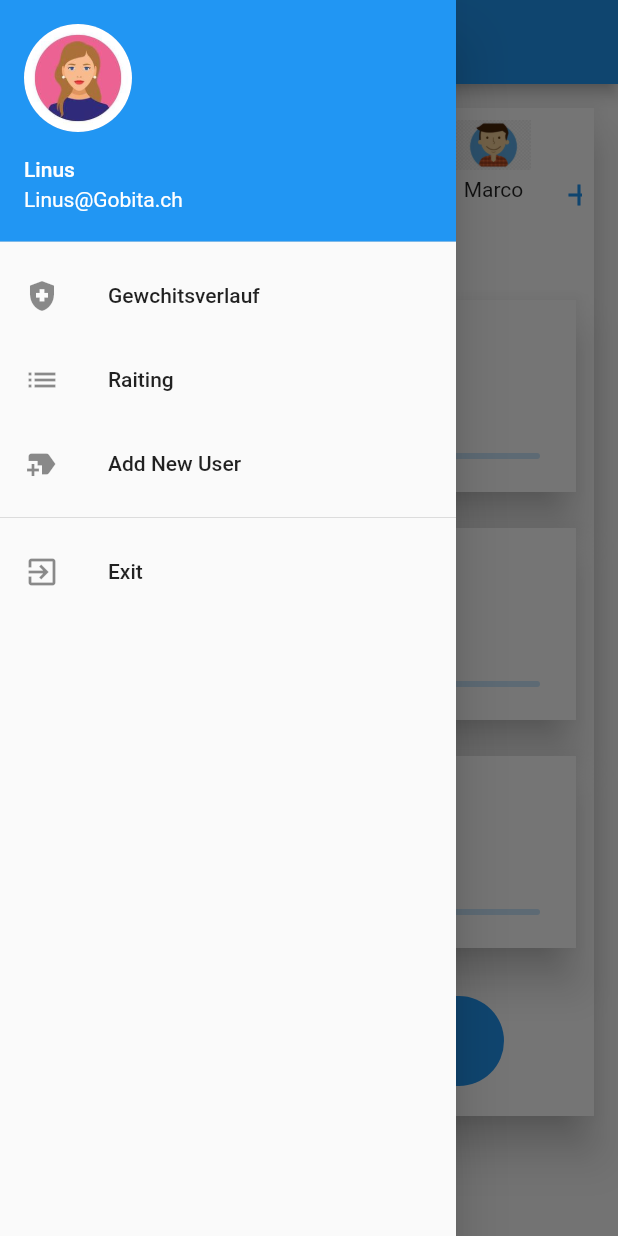
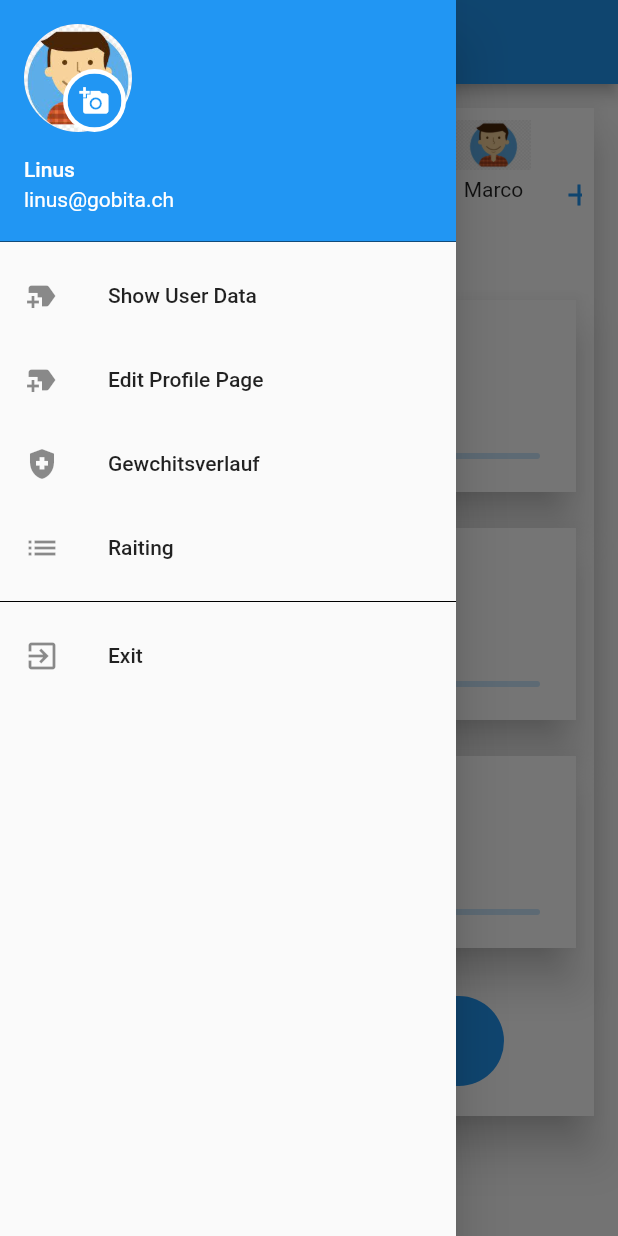
Before and after one commit to LinusGobita/bmi_calculator, a Flutter app: the screen it shows after launch, with the side drawer open, on a phone screen of 412 x 824 dp. Run offline on Flutter 3.47's test engine with Material 2 defaults, Android fonts, the phone set to English and light mode, and no system bars; drawn by our look-alikes of swipeable_button_view; our stand-ins replace animated_theme_switcher, page_transition, share_plus, shared_preferences; missing offline and left inert: flutter_3d_choice_chip, pretty_gauge.

```diff
--- a/lib/businessObject/User.dart
+++ b/lib/businessObject/User.dart
@@ -1,6 +1,16 @@
-class User{
+class User {
+  final String imagePath;
+  final String name;
+  final String email;
+  final String about;
+  final bool isDarkMode;
 
-  late int id;
-  late String name;
+  const User({
+    required this.imagePath,
+    required this.name,
+    required this.email,
+    required this.about,
+    required this.isDarkMode
+  });
 
 }
--- a/lib/main.dart
+++ b/lib/main.dart
@@ -1,8 +1,12 @@
 import 'package:flutter/material.dart';
+import 'package:flutter_bmi/provider/provider.dart';
+import 'package:flutter_bmi/provider/theme_provider.dart';
 import 'package:flutter_bmi/util/shared_preferences.dart';
+import 'package:flutter_bmi/util/user_preferences.dart';
 import 'generated/l10n.dart';
 import 'screen/home_screen.dart';
 import 'package:flutter_localizations/flutter_localizations.dart';
+
 
 Future main() async {
   WidgetsFlutterBinding.ensureInitialized();
@@ -13,9 +17,15 @@ Future main() async {
 //App
 class MyApp extends StatelessWidget {
   const MyApp({Key? key}) : super(key: key);
+
   @override
   Widget build(BuildContext context) {
-    return MaterialApp(
+    const user = UserPreferences.myUser;
+    return ThemeProvider(
+      initTheme: user.isDarkMode ? MyThemes.darkTheme : MyThemes.lightTheme,
+      child: Builder(
+        builder: (context) => MaterialApp(
+          theme: ThemeProvider.of(context),
             localizationsDelegates: const [
               S.delegate,
               GlobalMaterialLocalizations.delegate,
@@ -26,6 +36,8 @@ class MyApp extends StatelessWidget {
 
             debugShowCheckedModeBanner: false,
             home: const HomeScreen(),
+        )
+      )
     );
   }
 }
--- /dev/null
+++ b/lib/provider/provider.dart
@@ -0,0 +1,19 @@
+
+import 'package:flutter/material.dart';
+
+class MyThemes{
+  static final primary = Colors.blue;
+  static final primaryColor = Colors.blue;
+
+  static final darkTheme = ThemeData(
+    scaffoldBackgroundColor: Colors.grey.shade900,
+    primaryColor: primaryColor,
+    colorScheme: ColorScheme.dark(primary: primary),
+    dividerColor: Colors.white,
+  );
+  static final lightTheme = ThemeData(
+    primaryColor: primaryColor,
+    colorScheme: ColorScheme.light(primary: primary),
+    dividerColor: Colors.black,
+  );
+}
--- /dev/null
+++ b/lib/provider/theme_provider.dart
@@ -0,0 +1,116 @@
+import 'dart:async';
+import 'dart:ui' as ui;
+
+import 'package:animated_theme_switcher/animated_theme_switcher.dart';
+import 'package:flutter/material.dart';
+import 'package:flutter/rendering.dart';
+
+typedef ThemeBuilder = Widget Function(BuildContext, ThemeData? theme);
+
+class ThemeProvider extends StatefulWidget {
+  ThemeProvider({
+    this.initTheme,
+    Key? key,
+    this.child,
+    this.builder,
+    this.duration = const Duration(milliseconds: 300),
+  })  : assert(!(child == null && builder == null),
+  'You should provide either a child or a builder'),
+        super(key: key);
+
+  final Widget? child;
+  final ThemeBuilder? builder;
+  final ThemeData? initTheme;
+  final Duration duration;
+
+  @override
+  ThemeProviderState createState() => ThemeProviderState();
+
+  static ThemeData? of(BuildContext context) {
+    final inherited =
+    context.dependOnInheritedWidgetOfExactType<_InheritedThemeProvider>()!;
+    return inherited.data!.theme;
+  }
+
+  static ThemeProviderState? instanceOf(BuildContext context) {
+    final inherited =
+    context.dependOnInheritedWidgetOfExactType<_InheritedThemeProvider>()!;
+    return inherited.data;
+  }
+}
+
+class ThemeProviderState extends State<ThemeProvider> {
+  ThemeData? theme;
+  GlobalKey? switcherGlobalKey;
+  ThemeSwitcherClipper? clipper;
+  bool isBusy = false;
+  ui.Image? image;
+  late bool reverseAnimation;
+
+  Duration get duration => widget.duration;
+
+  final _previewContainer = GlobalKey();
+
+  @override
+  void initState() {
+    super.initState();
+    theme = widget.initTheme;
+  }
+
+  Future<void> _saveScreenshot() async {
+    final boundary = _previewContainer.currentContext!.findRenderObject()
+    as RenderRepaintBoundary;
+    image = await boundary.toImage(pixelRatio: ui.window.devicePixelRatio);
+  }
+
+  void changeTheme({
+    ThemeData? theme,
+    GlobalKey? key,
+    ThemeSwitcherClipper? clipper,
+    bool? reverse,
+  }) async {
+    if (isBusy) {
+      return;
+    }
+
+    await _saveScreenshot();
+
+    setState(() {
+      isBusy = true;
+      this.theme = theme;
+      switcherGlobalKey = key;
+      this.clipper = clipper;
+      reverseAnimation = reverse ?? false;
+    });
+
+    Timer(duration, () {
+      isBusy = false;
+    });
+  }
+
+  @override
+  Widget build(BuildContext context) {
+    return _InheritedThemeProvider(
+      data: this,
+      child: RepaintBoundary(
+        key: _previewContainer,
+        child: widget.child ?? widget.builder!(context, theme),
+      ),
+    );
+  }
+}
+
+class _InheritedThemeProvider extends InheritedWidget {
+  final ThemeProviderState? data;
+
+  _InheritedThemeProvider({
+    this.data,
+    Key? key,
+    required Widget child,
+  }) : super(key: key, child: child);
+
+  @override
+  bool updateShouldNotify(_InheritedThemeProvider oldWidget) {
+    return true;
+  }
+}
--- a/lib/screen/login_screen.dart
+++ b/lib/screen/login_screen.dart
@@ -1,6 +1,7 @@
 import 'package:flutter/cupertino.dart';
 import 'package:flutter/material.dart';
 
+import '../widget/appbar_widget.dart';
 import '../widget/gender_widget.dart';
 
 class LoginScreen extends StatelessWidget {
@@ -9,10 +10,7 @@ class LoginScreen extends StatelessWidget {
   @override
   Widget build(BuildContext context) {
     return Scaffold(
-        appBar: AppBar(
-          centerTitle: true,
-          title: Text("Login Screen"),
-        ),
+        appBar: buildAppBar(context, "Loging"),
         body: Container(
           //Lets create widget for gender selection
           child: GenderWidget(
--- a/lib/screen/score_screen.dart
+++ b/lib/screen/score_screen.dart
@@ -4,6 +4,7 @@ import 'package:share_plus/share_plus.dart';
 
 import '../generated/l10n.dart';
 import '../util/Rating.dart';
+import '../widget/appbar_widget.dart';
 
 class ScoreScreen extends StatelessWidget {
   final double bmiScore;
@@ -19,10 +20,7 @@ class ScoreScreen extends StatelessWidget {
   Widget build(BuildContext context) {
     setBmiInterpretation(context);
     return Scaffold(
-      appBar: AppBar(
-        centerTitle: true,
-        title: Text(S.of(context).bmi_score),
-      ),
+      appBar: buildAppBar(context, S.of(context).bmi_score),
       body: Container(
           padding: const EdgeInsets.all(12),
           child: Card(
--- /dev/null
+++ b/lib/themes.dart
@@ -0,0 +1,15 @@
+
+import 'package:flutter/material.dart';
+
+class MyThemes{
+  static final primaryColor = Colors.blue;
+
+  static final darkTheme = ThemeData(
+    primaryColor: primaryColor,
+    dividerColor: Colors.white,
+  );
+   static final lightTheme = ThemeData(
+    primaryColor: primaryColor,
+    dividerColor: Colors.black,
+  );
+}
--- /dev/null
+++ b/lib/util/user_preferences.dart
@@ -0,0 +1,16 @@
+import '../businessObject/User.dart';
+
+class UserPreferences {
+
+  static const myUser = User(
+    imagePath: "assets/image/man.jpeg",
+    name: "Linus",
+    email: "linus@gobita.ch",
+    about: "Ich bin nur uf dere App, wel sie spass macht zum programmiere, und nöd zum min blöde bmi z mässe!",
+    isDarkMode: false
+  );
+
+  User get user {
+    return myUser;
+  }
+}
--- a/lib/widget/nav_bar.dart
+++ b/lib/widget/nav_bar.dart
@@ -1,10 +1,13 @@
 import 'package:flutter/cupertino.dart';
 import 'package:flutter/material.dart';
-import 'package:flutter_bmi/screen/bmihistory_screen.dart';
-import 'package:flutter_bmi/screen/bmirating_screen.dart';
-import 'package:flutter_bmi/screen/newuser_screen.dart';
+import 'package:flutter_bmi/screen/bmi_history_screen.dart';
+import 'package:flutter_bmi/screen/bmi_rating_screen.dart';
+import 'package:flutter_bmi/widget/profil_widget.dart';
 
+import '../screen/edit_profile_screen.dart';
 import '../screen/login_screen.dart';
+import '../screen/profile_screen.dart';
+import '../util/user_preferences.dart';
 
 class NavBar extends StatefulWidget {
   const NavBar({Key? key}) : super(key: key);
@@ -14,54 +17,60 @@ class NavBar extends StatefulWidget {
 }
 
 class _NavBarState extends State<NavBar> {
+  final user = UserPreferences().user;
+
   @override
   Widget build(BuildContext context) {
     return Drawer(
       child: ListView(
         children: [
           UserAccountsDrawerHeader(
-            accountName: Text("Linus"),
-            accountEmail: Text("Linus@Gobita.ch"),
+            accountName: Text(user.name),
+            accountEmail: Text(user.email),
             currentAccountPicture: CircleAvatar(
-              child: ClipOval(
-                  child: Image.asset(
-                    "assets/image/woman.jpg",
-                    width: 90,
-                    height: 90,
-                    fit: BoxFit.cover,
-                  )),
+              child: ProfileWidget(
+                imagePath: user.imagePath,
+                isEdit: true,
+                onClicked: () {
+                  Navigator.of(context).push(
+                  MaterialPageRoute(builder: (context) => EditProfilePage()),
+                  );
+                },
+              ),
             ),
           ),
           ListTile(
-            leading: Icon(Icons.health_and_safety),
-            title: Text("Gewchitsverlauf"),
+              leading: Icon(Icons.new_label),
+              title: Text("Show User Data"),
+              onTap: () {
+                Navigator.push(context,
+                    MaterialPageRoute(builder: (context) => ProfilePage()));
+              }),
+          ListTile(
+              leading: Icon(Icons.new_label),
+              title: Text("Edit Profile Page"),
+              onTap: () {
+                Navigator.push(context,
+                    MaterialPageRoute(builder: (context) => EditProfilePage()));
+              }),
+          ListTile(
+              leading: Icon(Icons.health_and_safety),
+              title: Text("Gewchitsverlauf"),
               onTap: () {
                 Navigator.push(
                     context,
-                    MaterialPageRoute(builder: (context) => const BMIHistoryScreen())
-                );
-              }
-          ),
+                    MaterialPageRoute(
+                        builder: (context) => const BMIHistoryScreen()));
+              }),
           ListTile(
-            leading: Icon(Icons.list),
-            title: Text("Raiting"),
+              leading: Icon(Icons.list),
+              title: Text("Raiting"),
               onTap: () {
                 Navigator.push(
                     context,
-                    MaterialPageRoute(builder: (context) => const BMIRatingScreen())
-                );
-              }
-          ),
-          ListTile(
-            leading: Icon(Icons.new_label),
-            title: Text("Add New User"),
-              onTap: () {
-                Navigator.push(
-                    context,
-                    MaterialPageRoute(builder: (context) => const NewUserScreen())
-                );
-              }
-          ),
+                    MaterialPageRoute(
+                        builder: (context) => const BMIRatingScreen()));
+              }),
           Divider(),
           ListTile(
               leading: Icon(Icons.exit_to_app),
@@ -69,10 +78,9 @@ class _NavBarState extends State<NavBar> {
               onTap: () {
                 Navigator.push(
                     context,
-                    MaterialPageRoute(builder: (context) => const LoginScreen())
-                );
-              }
-          )
+                    MaterialPageRoute(
+                        builder: (context) => const LoginScreen()));
+              })
         ],
       ),
     );
--- /dev/null
+++ b/lib/widget/profil_widget.dart
@@ -0,0 +1,68 @@
+import 'package:flutter/cupertino.dart';
+import 'package:flutter/material.dart';
+
+class ProfileWidget extends StatelessWidget {
+  final String imagePath;
+  final bool isEdit;
+  final VoidCallback onClicked;
+
+  const ProfileWidget(
+      {Key? key,
+      required this.imagePath,
+      required this.isEdit,
+      required this.onClicked})
+      : super(key: key);
+
+  @override
+  Widget build(BuildContext context) {
+    final color = Theme.of(context).colorScheme.primary;
+
+    return Center(
+        child: Stack(
+      children: [
+        buildImage(),
+        Positioned(bottom: 0, right: 4, child: buildEditIcon(color))
+      ],
+    ));
+  }
+
+  Widget buildImage() {
+    final image = AssetImage(imagePath);
+    return ClipOval(
+        child: Material(
+            color: Colors.transparent,
+            child: Ink.image(
+              image: image,
+              fit: BoxFit.cover,
+              width: 130,
+              height: 130,
+              child: InkWell(
+                onTap: onClicked,
+              ),
+            )));
+  }
+
+  Widget buildEditIcon(Color color) => buildCircle(
+      color: Colors.white,
+      all: 3,
+      child: buildCircle(
+          color: color,
+          all: 8,
+          child: Icon(
+            isEdit ? Icons.add_a_photo : Icons.edit,
+            color: Colors.white,
+            size: 20,
+          )));
+
+  Widget buildCircle({
+    required Widget child,
+    required double all,
+    required Color color,
+  }) =>
+      ClipOval(
+          child: Container(
+        padding: EdgeInsets.all(all),
+        color: color,
+        child: child,
+      ));
+}
--- a/pubspec.yaml
+++ b/pubspec.yaml
@@ -34,6 +34,8 @@ dependencies:
   flutter_localizations:
     sdk: flutter
   #intl: ^0.17.0 # Add this line
+
+  animated_theme_switcher: "^2.0.5"
 
 
   # The following adds the Cupertino Icons font to your application.
```
Also changed, not shown: lib/dash/userProfil_widget.dart (renamed from lib/widget/userProfil_widget.dart, +34 -10 lines), lib/screen/bmi_history_screen.dart (renamed from lib/screen/bmihistory_screen.dart, +3 -4 lines), lib/screen/bmi_rating_screen.dart (renamed from lib/screen/bmirating_screen.dart, +2 -8 lines), lib/screen/edit_profile_screen.dart (added, +49 -0 lines), lib/screen/newuser_screen.dart (deleted, +0 -21 lines), lib/screen/profile_screen.dart (added, +49 -0 lines), lib/widget/appbar_widget.dart (added, +29 -0 lines), lib/widget/textfiel_widget.dart (added, +59 -0 lines). Lines whose indentation alone changed are shown as unchanged.
